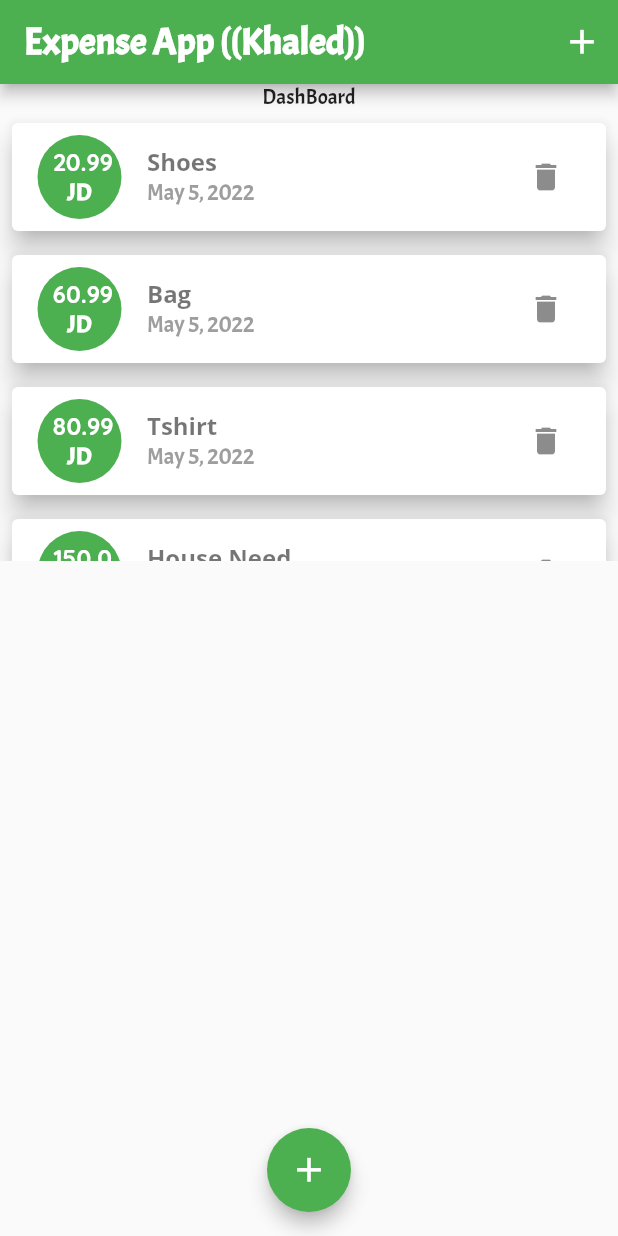
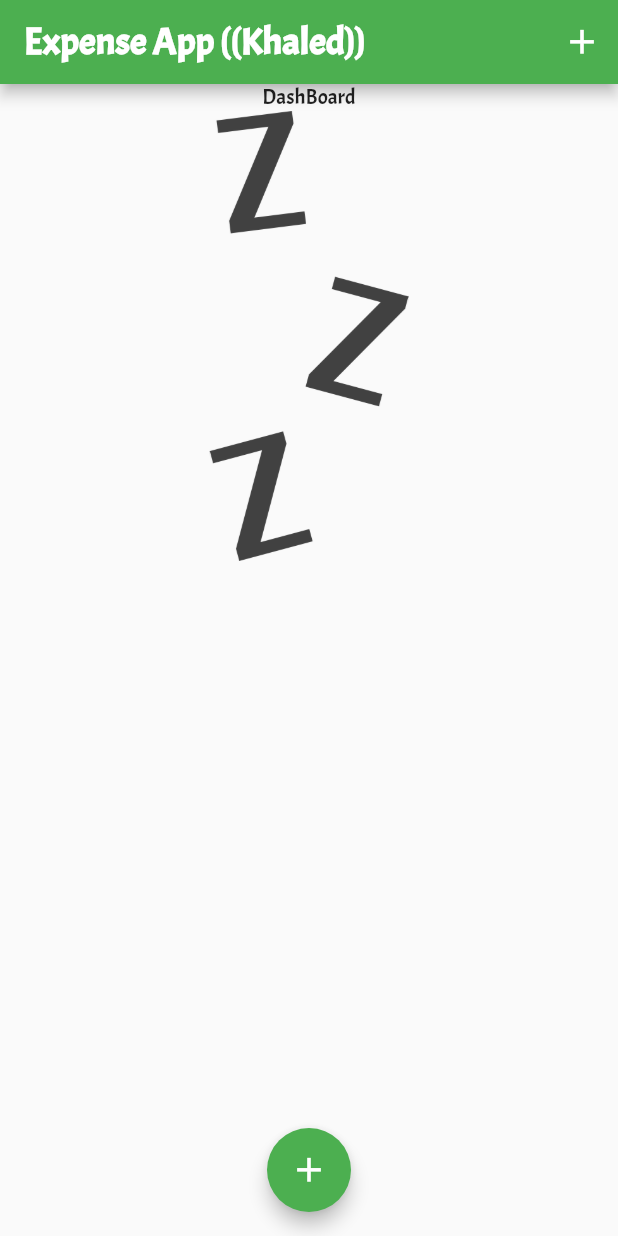
Before and after one commit to khsh90/Flutter-Projects, a Flutter app: the screen it shows after launch, on a phone screen of 412 x 824 dp. Run offline on Flutter 3.47's test engine with Material 2 defaults, Android fonts, the phone set to English and light mode, and no system bars; our stand-ins replace date_time_picker.

Commit message:
dinish adding

```diff
--- a/expenseAppByKhaled/expense_app/lib/main.dart
+++ b/expenseAppByKhaled/expense_app/lib/main.dart
@@ -39,42 +39,53 @@ class ExpneseApp extends StatefulWidget {
 }
 
 final List<Transaction> transactions = [
-  Transaction(
-      id: DateTime.now().toString(),
-      item: 'Shoes',
-      amount: 20.99,
-      transactionDate: DateTime.now()),
-  Transaction(
-      id: DateTime.now().toString(),
-      item: 'Bag',
-      amount: 60.99,
-      transactionDate: DateTime.now()),
-  Transaction(
-      id: DateTime.now().toString(),
-      item: 'Tshirt',
-      amount: 80.99,
-      transactionDate: DateTime.now()),
-  Transaction(
-      id: DateTime.now().toString(),
-      item: 'House Need',
-      amount: 150,
-      transactionDate: DateTime.now()),
+  // Transaction(
+  //     id: DateTime.now().toString(),
+  //     item: 'Shoes',
+  //     amount: 20.99,
+  //     transactionDate: DateTime.now()),
+  // Transaction(
+  //     id: DateTime.now().toString(),
+  //     item: 'Bag',
+  //     amount: 60.99,
+  //     transactionDate: DateTime.now()),
+  // Transaction(
+  //     id: DateTime.now().toString(),
+  //     item: 'Tshirt',
+  //     amount: 80.99,
+  //     transactionDate: DateTime.now()),
+  // Transaction(
+  //     id: DateTime.now().toString(),
+  //     item: 'House Need',
+  //     amount: 150,
+  //     transactionDate: DateTime.now()),
 ];
 
 class _ExpenseApp extends State<ExpneseApp> {
-  ----------------------------
+  void addTX(String title, double amount, DateTime pickedDateTime) {
+    setState(() {
+      setState(() {
+        transactions.add(Transaction(
+            id: DateTime.now().toString(),
+            item: title,
+            amount: amount,
+            transactionDate: pickedDateTime));
+      });
+      Navigator.of(context).pop();
+    });
+  }
+
+  void deleteTx(String id) {
+    setState(() {
+      transactions.removeWhere((txId) => txId == id);
+    });
+  }
+
   void showModal(BuildContext ctx) {
     showModalBottomSheet(
       context: ctx,
-      builder: (_) => TitleAndAmountWidget(),
+      builder: (_) => TitleAndAmountWidget(addTX),
     );
-  }
-
-  void addTransaction() {
-    setState(() {
-      //.....adding transaction
-      //  transactions.add(value)
-    });
   }
 
   @override
@@ -94,7 +105,7 @@ class _ExpenseApp extends State<ExpneseApp> {
       body: Column(
         children: [
           Text('DashBoard'),
-          TransactionList(transactions),
+          TransactionList(transactions, deleteTx),
           //TitleAndAmountWidget(),
 
           // ListView.builder(itemBuilder: ((context, index) => ListTile()))
--- a/expenseAppByKhaled/expense_app/lib/widgets/transactionList.dart
+++ b/expenseAppByKhaled/expense_app/lib/widgets/transactionList.dart
@@ -5,8 +5,9 @@ import 'package:flutter/material.dart';
 
 class TransactionList extends StatelessWidget {
   final List<Transaction> transactions;
+  final Function deleteTx;
 
-  TransactionList(this.transactions);
+  TransactionList(this.transactions, this.deleteTx);
   @override
   Widget build(BuildContext context) {
     return Container(
@@ -58,7 +59,10 @@ class TransactionList extends StatelessWidget {
                     style: const TextStyle(color: Colors.grey, fontSize: 15),
                   ),
                   trailing: IconButton(
-                      onPressed: () {}, icon: const Icon(Icons.delete)),
+                      onPressed: () => deleteTx(transactions[index].id),
+                      icon: const Icon(
+                        Icons.delete,
+                      )),
                 ),
               ),
             ),
```
Also changed, not shown: expenseAppByKhaled/expense_app/lib/widgets/titleandamountwidget.dart (+7 -21 lines).
